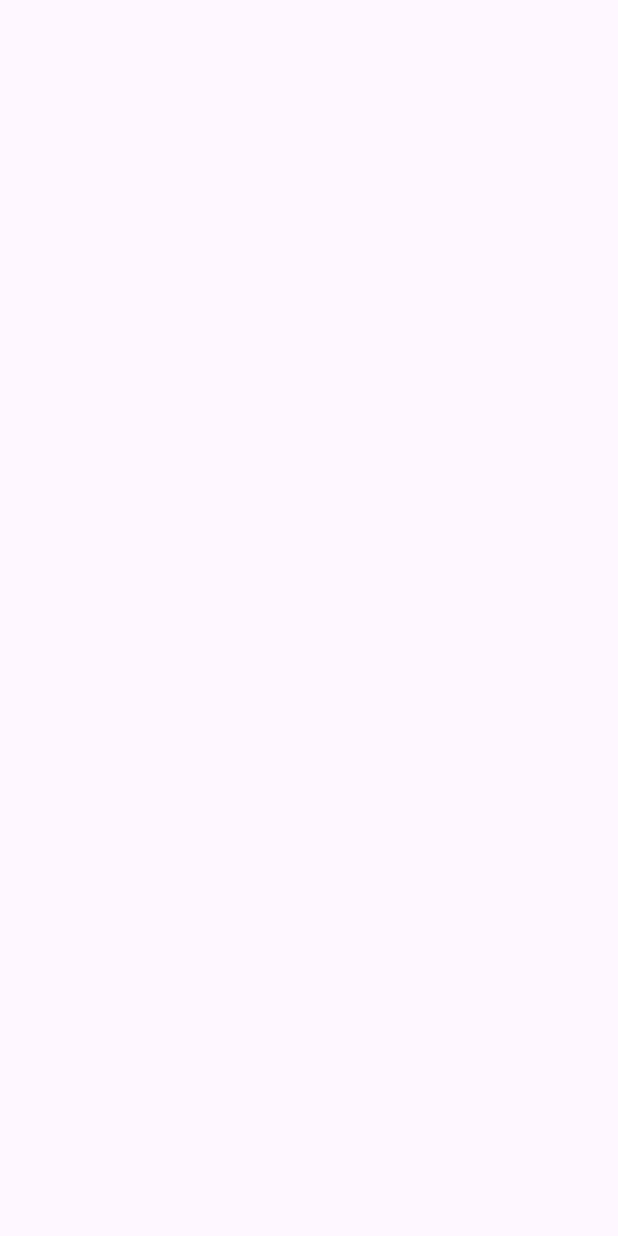
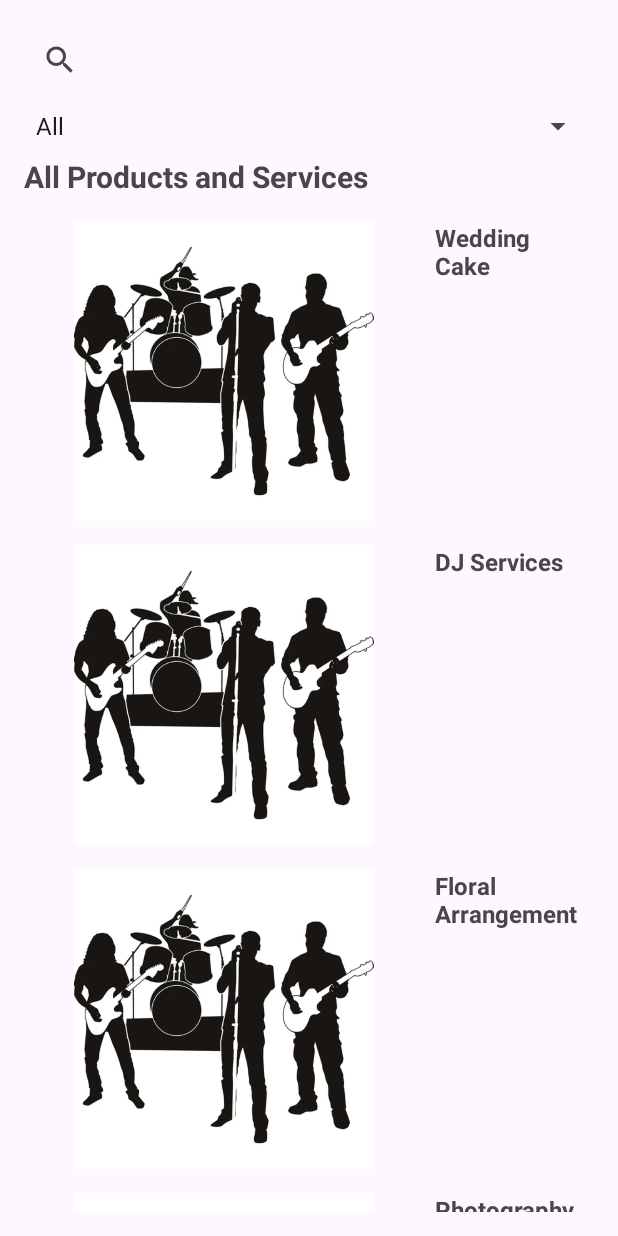
Before and after one commit to kzi-nastava/ma-project-event-planner-siit-2024-team-4, an Android app: the AllProductsAndServicesActivity screen opened directly, with no data from a screen before it, on a phone screen of 412 x 824 dp. Before the commit the screen is empty. Run offline under Robolectric (Android 15) with nearby library versions, the phone set to English and light mode, and no system bars.

Commit message:
Update on AllProductsAndServices

```diff
--- a/app/src/main/AndroidManifest.xml
+++ b/app/src/main/AndroidManifest.xml
@@ -20,7 +20,7 @@
         tools:targetApi="31">
         <activity
             android:name=".activities.AllProductsAndServicesActivity"
-            android:exported="false" />
+            android:exported="true" />
         <activity
             android:name=".activities.AllEventsActivity"
             android:exported="true" />
--- a/app/src/main/java/com/example/eventplanner/activities/AllProductsAndServicesActivity.java
+++ b/app/src/main/java/com/example/eventplanner/activities/AllProductsAndServicesActivity.java
@@ -1,26 +1,103 @@
 package com.example.eventplanner.activities;
 
 import android.os.Bundle;
+import android.view.View;
+import android.widget.AdapterView;
+import android.widget.ArrayAdapter;
+import android.widget.Spinner;
 
-import androidx.activity.EdgeToEdge;
 import androidx.appcompat.app.AppCompatActivity;
-import androidx.core.graphics.Insets;
-import androidx.core.view.ViewCompat;
-import androidx.core.view.WindowInsetsCompat;
+import androidx.appcompat.widget.SearchView;
+import androidx.recyclerview.widget.LinearLayoutManager;
+import androidx.recyclerview.widget.RecyclerView;
 
 import com.example.eventplanner.R;
+import com.example.eventplanner.adapters.ProductAdapter;
+import com.example.eventplanner.activities.Product;
+
+import java.util.ArrayList;
+import java.util.List;
 
 public class AllProductsAndServicesActivity extends AppCompatActivity {
+
+    private RecyclerView rvAllProductsServices;
+    private ProductAdapter productAdapter;
+    private List<Product> productList;
+    private androidx.appcompat.widget.SearchView searchViewProducts;
+    private Spinner spinnerFilterProducts;
 
     @Override
     protected void onCreate(Bundle savedInstanceState) {
         super.onCreate(savedInstanceState);
-        EdgeToEdge.enable(this);
         setContentView(R.layout.activity_all_products_and_services);
-        ViewCompat.setOnApplyWindowInsetsListener(findViewById(R.id.main), (v, insets) -> {
-            Insets systemBars = insets.getInsets(WindowInsetsCompat.Type.systemBars());
-            v.setPadding(systemBars.left, systemBars.top, systemBars.right, systemBars.bottom);
-            return insets;
+
+        // Inicijalizacija UI komponenti
+        rvAllProductsServices = findViewById(R.id.rvAllProductsServices);
+        searchViewProducts = findViewById(R.id.searchViewProducts);
+        spinnerFilterProducts = findViewById(R.id.spinnerFilterProducts);
+
+        // Kreiranje liste proizvoda
+        productList = new ArrayList<>();
+        productList.add(new Product("Wedding Cake", R.drawable.service_band, "Catering"));
+        productList.add(new Product("DJ Services", R.drawable.service_band, "Entertainment"));
+        productList.add(new Product("Floral Arrangement", R.drawable.service_band, "Decoration"));
+        productList.add(new Product("Photography", R.drawable.service_band, "Service"));
+        productList.add(new Product("Custom Flags", R.drawable.service_band, "Decoration"));
+
+        // Postavljanje RecyclerView-a
+        rvAllProductsServices.setLayoutManager(new LinearLayoutManager(this));
+        productAdapter = new ProductAdapter(productList);
+        rvAllProductsServices.setAdapter(productAdapter);
+
+        // Funkcionalnost pretrage
+        searchViewProducts.setOnQueryTextListener(new SearchView.OnQueryTextListener() {
+            @Override
+            public boolean onQueryTextSubmit(String query) {
+                return false;
+            }
+
+            @Override
+            public boolean onQueryTextChange(String newText) {
+                productAdapter.filter(newText);
+                return false;
+            }
+        });
+
+        // Postavljanje filter Spinner-a
+        ArrayAdapter<CharSequence> filterAdapter = ArrayAdapter.createFromResource(
+                this,
+                R.array.product_filter_options,
+                android.R.layout.simple_spinner_item
+        );
+        filterAdapter.setDropDownViewResource(android.R.layout.simple_spinner_dropdown_item);
+        spinnerFilterProducts.setAdapter(filterAdapter);
+
+        spinnerFilterProducts.setOnItemSelectedListener(new AdapterView.OnItemSelectedListener() {
+            @Override
+            public void onItemSelected(AdapterView<?> parent, View view, int position, long id) {
+                String selectedFilter = parent.getItemAtPosition(position).toString();
+                filterProducts(selectedFilter);
+            }
+
+            @Override
+            public void onNothingSelected(AdapterView<?> parent) {
+                filterProducts("All");
+            }
         });
     }
+
+    // Metoda za filtriranje proizvoda na osnovu kategorije
+    private void filterProducts(String filter) {
+        List<Product> filteredProducts = new ArrayList<>();
+        if (filter.equals("All")) {
+            filteredProducts.addAll(productList);
+        } else {
+            for (Product product : productList) {
+                if (product.getCategory().equalsIgnoreCase(filter)) {
+                    filteredProducts.add(product);
+                }
+            }
+        }
+        productAdapter.updateProducts(filteredProducts);
+    }
 }
--- a/app/src/main/java/com/example/eventplanner/activities/MainActivity.java
+++ b/app/src/main/java/com/example/eventplanner/activities/MainActivity.java
@@ -85,7 +85,7 @@ public class MainActivity extends AppCompatActivity {
         // OnClickListener za "View All Products and Services" button
         viewAllProductsButton.setOnClickListener(v -> {
             Log.d("MainActivity", "View All Products button clicked");
-            // Implementiraj navigaciju za proizvode i usluge
+
             Intent intent = new Intent(MainActivity.this, AllProductsAndServicesActivity.class);
             startActivity(intent);
         });
--- /dev/null
+++ b/app/src/main/java/com/example/eventplanner/activities/Product.java
@@ -0,0 +1,40 @@
+package com.example.eventplanner.activities;
+
+public class Product {
+    private String name;
+    private int imageResId;
+    private String category;
+
+    // Constructor
+    public Product(String name, int imageResId, String category) {
+        this.name = name;
+        this.imageResId = imageResId;
+        this.category = category;
+    }
+
+    // Getters
+    public String getName() {
+        return name;
+    }
+
+    public int getImageResId() {
+        return imageResId;
+    }
+
+    public String getCategory() {
+        return category;
+    }
+
+    // Setters
+    public void setName(String name) {
+        this.name = name;
+    }
+
+    public void setImageResId(int imageResId) {
+        this.imageResId = imageResId;
+    }
+
+    public void setCategory(String category) {
+        this.category = category;
+    }
+}
--- /dev/null
+++ b/app/src/main/java/com/example/eventplanner/activities/ProductAdapter.java
@@ -0,0 +1,77 @@
+package com.example.eventplanner.adapters;
+
+import android.view.LayoutInflater;
+import android.view.View;
+import android.view.ViewGroup;
+import android.widget.ImageView;
+import android.widget.TextView;
+
+import androidx.annotation.NonNull;
+import androidx.recyclerview.widget.RecyclerView;
+
+import com.example.eventplanner.R;
+import com.example.eventplanner.activities.Product;
+
+import java.util.ArrayList;
+import java.util.List;
+
+public class ProductAdapter extends RecyclerView.Adapter<ProductAdapter.ProductViewHolder> {
+
+    private List<Product> productList;
+    private List<Product> productListFull;
+
+    public ProductAdapter(List<Product> productList) {
+        this.productList = productList;
+        this.productListFull = new ArrayList<>(productList);
+    }
+
+    @NonNull
+    @Override
+    public ProductViewHolder onCreateViewHolder(@NonNull ViewGroup parent, int viewType) {
+        View view = LayoutInflater.from(parent.getContext()).inflate(R.layout.item_product, parent, false);
+        return new ProductViewHolder(view);
+    }
+
+    @Override
+    public void onBindViewHolder(@NonNull ProductViewHolder holder, int position) {
+        Product product = productList.get(position);
+        holder.productName.setText(product.getName());
+        holder.productImage.setImageResource(product.getImageResId());
+    }
+
+    @Override
+    public int getItemCount() {
+        return productList.size();
+    }
+
+    public void filter(String query) {
+        productList.clear();
+        if (query.isEmpty()) {
+            productList.addAll(productListFull);
+        } else {
+            for (Product product : productListFull) {
+                if (product.getName().toLowerCase().contains(query.toLowerCase())) {
+                    productList.add(product);
+                }
+            }
+        }
+        notifyDataSetChanged();
+    }
+
+    public void updateProducts(List<Product> updatedList) {
+        productList.clear();
+        productList.addAll(updatedList);
+        notifyDataSetChanged();
+    }
+
+    static class ProductViewHolder extends RecyclerView.ViewHolder {
+        ImageView productImage;
+        TextView productName;
+
+        ProductViewHolder(@NonNull View itemView) {
+            super(itemView);
+            productImage = itemView.findViewById(R.id.productImage);
+            productName = itemView.findViewById(R.id.productName);
+        }
+    }
+}
--- a/app/src/main/res/layout/activity_all_products_and_services.xml
+++ b/app/src/main/res/layout/activity_all_products_and_services.xml
@@ -1,10 +1,39 @@
-<?xml version="1.0" encoding="utf-8"?>
-<androidx.constraintlayout.widget.ConstraintLayout xmlns:android="http://schemas.android.com/apk/res/android"
-    xmlns:app="http://schemas.android.com/apk/res-auto"
-    xmlns:tools="http://schemas.android.com/tools"
-    android:id="@+id/main"
+<LinearLayout xmlns:android="http://schemas.android.com/apk/res/android"
     android:layout_width="match_parent"
     android:layout_height="match_parent"
-    tools:context=".activities.AllProductsAndServicesActivity">
+    android:orientation="vertical"
+    android:padding="16dp">
 
-</androidx.constraintlayout.widget.ConstraintLayout>
+    <!-- Search Bar -->
+    <androidx.appcompat.widget.SearchView
+        android:id="@+id/searchViewProducts"
+        android:layout_width="match_parent"
+        android:layout_height="wrap_content"
+        android:queryHint="Search products or services"
+        android:iconifiedByDefault="false"
+        android:layout_marginBottom="8dp" />
+
+    <!-- Filter Spinner -->
+    <Spinner
+        android:id="@+id/spinnerFilterProducts"
+        android:layout_width="match_parent"
+        android:layout_height="wrap_content"
+        android:layout_marginBottom="8dp" />
+
+    <!-- All Products and Services Section -->
+    <TextView
+        android:id="@+id/allProductsServicesTitle"
+        android:layout_width="wrap_content"
+        android:layout_height="wrap_content"
+        android:text="All Products and Services"
+        android:textSize="20sp"
+        android:textStyle="bold"
+        android:layout_marginBottom="8dp" />
+
+    <!-- RecyclerView for All Products and Services -->
+    <androidx.recyclerview.widget.RecyclerView
+        android:id="@+id/rvAllProductsServices"
+        android:layout_width="match_parent"
+        android:layout_height="match_parent" />
+
+</LinearLayout>
--- /dev/null
+++ b/app/src/main/res/layout/item_product.xml
@@ -0,0 +1,21 @@
+<LinearLayout xmlns:android="http://schemas.android.com/apk/res/android"
+    android:layout_width="match_parent"
+    android:layout_height="wrap_content"
+    android:orientation="horizontal"
+    android:padding="8dp">
+
+    <ImageView
+        android:id="@+id/productImage"
+        android:layout_width="250dp"
+        android:layout_height="200dp"
+        android:layout_marginEnd="16dp"
+        android:src="@drawable/service_band" />
+
+    <TextView
+        android:id="@+id/productName"
+        android:layout_width="wrap_content"
+        android:layout_height="wrap_content"
+        android:text="Product Name"
+        android:textSize="16sp"
+        android:textStyle="bold" />
+</LinearLayout>
--- a/app/src/main/res/values/strings.xml
+++ b/app/src/main/res/values/strings.xml
@@ -108,5 +108,12 @@
         <item>Workshop</item>
         <item>Theater</item>
     </string-array>
+    <string-array name="product_filter_options">
+        <item>All</item>
+        <item>Catering</item>
+        <item>Entertainment</item>
+        <item>Decoration</item>
+        <item>Service</item>
+    </string-array>
 
 </resources>
```
